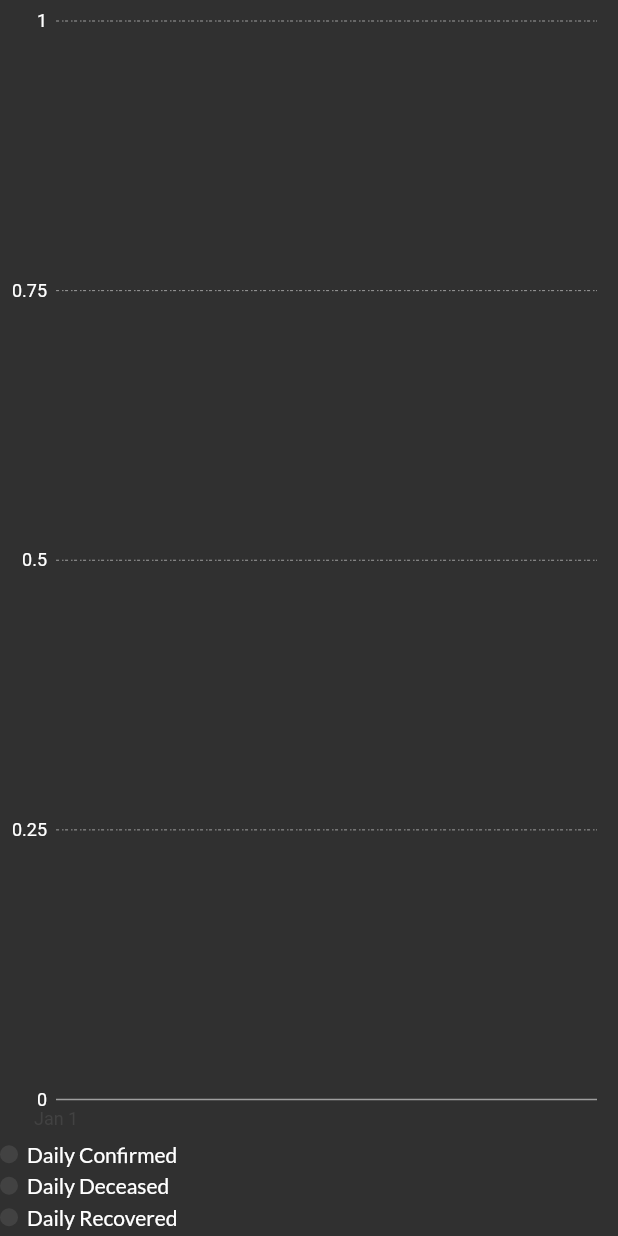
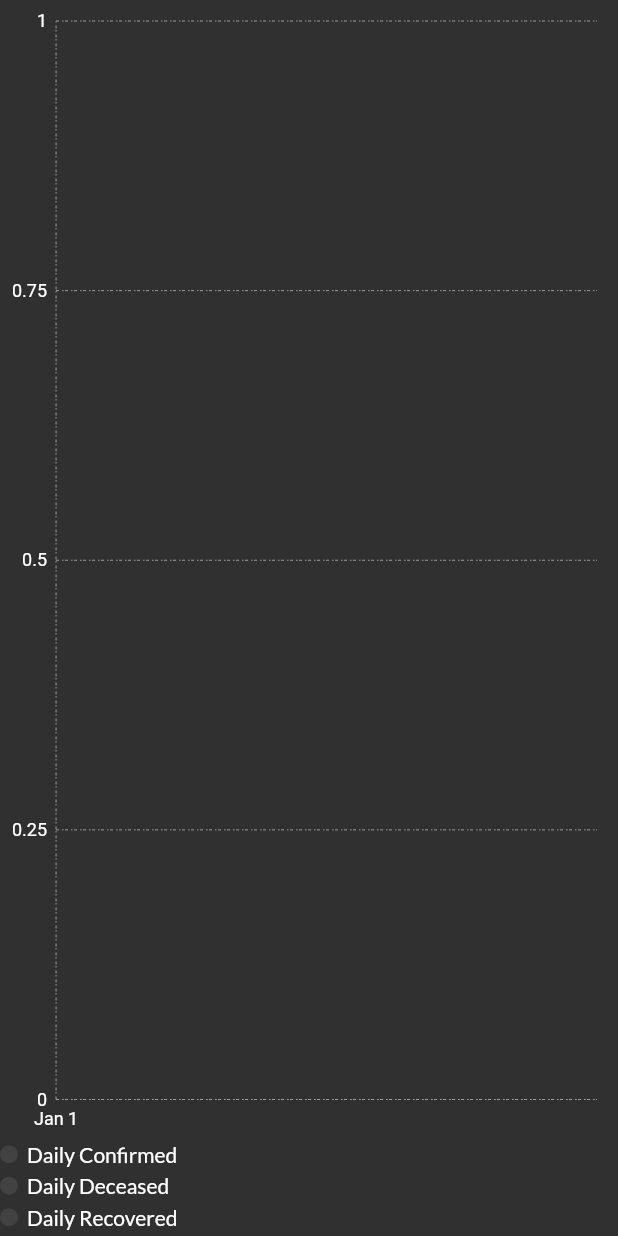
Before and after one commit to Shiba-Kar/covid-19_tracker, a Flutter app: the IndianStatisticsLineChartDaily widget shown alone on an empty page, opened directly with empty values, on a phone screen of 412 x 824 dp. Run offline on Flutter 3.47's test engine with Material 2 defaults, Android fonts, the phone set to English and light mode, and no system bars; our stand-ins replace avatar_glow, charts_flutter, flutter_spinkit, google_fonts; missing offline and left inert: async_resource, mccounting_text.

Commit message:
improved the scale and change the color of text

```diff
--- a/lib/widgets/IndianStatisticsLineChartDaily.dart
+++ b/lib/widgets/IndianStatisticsLineChartDaily.dart
@@ -16,37 +16,45 @@ class IndianStatisticsLineChartDaily extends StatefulWidget {
       _IndianStatisticsLineChartDailyState();
 }
 
-class _IndianStatisticsLineChartDailyState extends State<IndianStatisticsLineChartDaily> {
+class _IndianStatisticsLineChartDailyState
+    extends State<IndianStatisticsLineChartDaily> {
   @override
   Widget build(BuildContext context) {
     final height = MediaQuery.of(context).size.height;
     final width = MediaQuery.of(context).size.width;
-    final List<CasesTimeSery> data =
-        widget.indianCovidDataModel.casesTimeSeries;
+    final List<CasesTimeSery> data =widget.indianCovidDataModel.casesTimeSeries;
 
     List<charts.Series<LinearPeople, DateTime>> _createRandomData() {
-      DateFormat format = DateFormat('dd MMMM');
+      DateFormat format = DateFormat.yMMMd();
       List<LinearPeople> dailyconfirmed = [];
       List<LinearPeople> dailydeceased = [];
       List<LinearPeople> dailyrecovered = [];
 
 
+      DateTime addYearAndFormat(String date) {
+        var dateTime3 = DateFormat('dd MMMM').parse(date);
+        var y =
+            DateFormat.yMMMd().format(dateTime3).replaceAll(', 1970', ', 2020');
+        return format.parse(y);
+      }
 
       for (var i = 0; i < data.length; i++) {
         dailyconfirmed.add(LinearPeople(
-            format.parse(data[i].date), int.parse(data[i].dailyconfirmed)));
+            addYearAndFormat(data[i].date), int.parse(data[i].dailyconfirmed)));
         dailydeceased.add(LinearPeople(
-            format.parse(data[i].date), int.parse(data[i].dailydeceased)));
+            addYearAndFormat(data[i].date), int.parse(data[i].dailydeceased)));
         dailyrecovered.add(LinearPeople(
-            format.parse(data[i].date), int.parse(data[i].dailyrecovered)));
+            addYearAndFormat(data[i].date), int.parse(data[i].dailyrecovered)));
       }
-    for (var i = 0; i < dailyconfirmed.length; i++) {
-      print(dailyconfirmed[i].date);
-    }
+      /* for (var i = 0; i < dailyconfirmed.length; i++) {
+        var x = dailyconfirmed[i].date.millisecondsSinceEpoch;
 
+        var y = DateTime.fromMillisecondsSinceEpoch(x * 1000);
+        var formattedDate = DateFormat.yMMMd().format(y);
+        print(formattedDate);
+      } */
 
       return [
-
         charts.Series<LinearPeople, DateTime>(
           id: "dailyconfirmed",
           // strokeWidthPxFn: (datum, index) => 5.0,
@@ -56,8 +64,6 @@ class _IndianStatisticsLineChartDailyState extends State<IndianStatisticsLineCha
           measureFn: (LinearPeople sales, _) => sales.people,
           data: dailyconfirmed,
         ),
-
-
         charts.Series<LinearPeople, DateTime>(
           id: "dailydeceased",
           // strokeWidthPxFn: (datum, index) => 5.0,
@@ -67,8 +73,6 @@ class _IndianStatisticsLineChartDailyState extends State<IndianStatisticsLineCha
           measureFn: (LinearPeople sales, _) => sales.people,
           data: dailyrecovered,
         ),
-
-
         charts.Series<LinearPeople, DateTime>(
           id: "dailyrecovered",
           strokeWidthPxFn: (datum, index) => 3.0,
@@ -78,12 +82,9 @@ class _IndianStatisticsLineChartDailyState extends State<IndianStatisticsLineCha
           measureFn: (LinearPeople sales, _) => sales.people,
           data: dailyrecovered,
         ),
-
-
-
-
       ];
     }
+
     final simpleNumberFormatter =
         new charts.BasicNumericTickFormatterSpec.fromNumberFormat(
       new NumberFormat.compact(),
@@ -101,12 +102,27 @@ class _IndianStatisticsLineChartDailyState extends State<IndianStatisticsLineCha
             lineStyle: new charts.LineStyleSpec(
               color: charts.MaterialPalette.gray.shadeDefault,
               thickness: 0,
-                dashPattern: [2, 2, 1, 1]),
+              dashPattern: [2, 2, 1, 1],
+            ),
+          ),
+        ),
+        domainAxis: charts.DateTimeAxisSpec(
+          renderSpec: new charts.GridlineRendererSpec(
+            labelAnchor: charts.TickLabelAnchor.inside,
+            lineStyle: new charts.LineStyleSpec(
+              color: charts.MaterialPalette.gray.shadeDefault,
+              thickness: 0,
+              dashPattern: [2, 2, 1, 1],
+            ),
+            labelStyle: new charts.TextStyleSpec(
+              color: charts.MaterialPalette.white,
+            ),
           ),
         ),
         behaviors: [
           new charts.SeriesLegend(
             position: charts.BehaviorPosition.bottom,
+
 
             horizontalFirst: false,
             cellPadding: const EdgeInsets.only(right: 4.0, bottom: 4.0),
@@ -118,21 +134,18 @@ class _IndianStatisticsLineChartDailyState extends State<IndianStatisticsLineCha
               return value==null?'-':'$value';
             } */
           ),
-          new charts.SelectNearest(), new charts.DomainHighlighter()
+          new charts.SelectNearest(),
+          new charts.DomainHighlighter()
         ],
-        defaultRenderer:charts.LineRendererConfig(
+        defaultRenderer: charts.LineRendererConfig(
           includeArea: true,
           stacked: false,
-
 
           // includeLine: false,
           radiusPx: 3.0,
           roundEndCaps: true,
         ),
-
-
         animate: true,
-
         dateTimeFactory: const charts.LocalDateTimeFactory(),
       ),
     );
```
Lines whose indentation alone changed are shown as unchanged.
